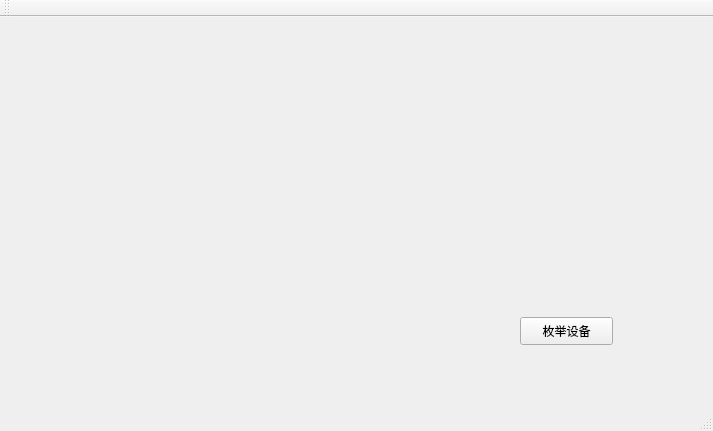
Above: mainwindow.ui from ltpjob/gemho_devConfig before the change. Below: the same form after it.
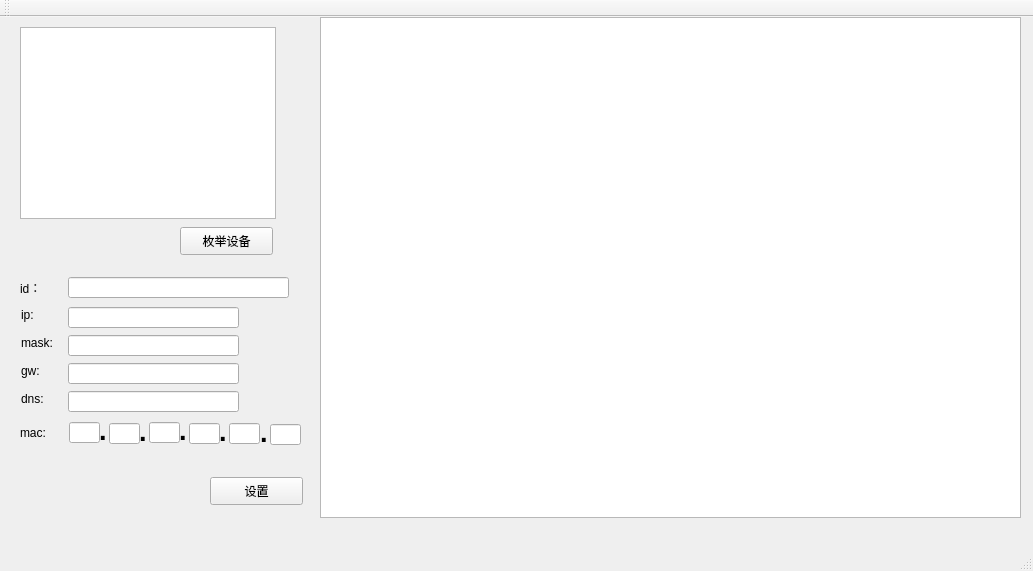
That is the form after the change. Custom widgets are drawn as their Qt base class.

```diff
--- a/mainwindow.ui
+++ b/mainwindow.ui
@@ -6,19 +6,34 @@
    <rect>
     <x>0</x>
     <y>0</y>
-    <width>713</width>
-    <height>431</height>
+    <width>1033</width>
+    <height>571</height>
    </rect>
   </property>
   <property name="windowTitle">
    <string>MainWindow</string>
   </property>
+  <property name="documentMode">
+   <bool>true</bool>
+  </property>
+  <property name="tabShape">
+   <enum>QTabWidget::Triangular</enum>
+  </property>
+  <property name="dockNestingEnabled">
+   <bool>true</bool>
+  </property>
+  <property name="dockOptions">
+   <set>QMainWindow::AllowNestedDocks|QMainWindow::AllowTabbedDocks|QMainWindow::AnimatedDocks|QMainWindow::ForceTabbedDocks|QMainWindow::GroupedDragging|QMainWindow::VerticalTabs</set>
+  </property>
+  <property name="unifiedTitleAndToolBarOnMac">
+   <bool>true</bool>
+  </property>
   <widget class="QWidget" name="centralWidget">
    <widget class="QPushButton" name="pbScan">
     <property name="geometry">
      <rect>
-      <x>520</x>
-      <y>300</y>
+      <x>180</x>
+      <y>210</y>
       <width>93</width>
       <height>28</height>
      </rect>
@@ -27,6 +42,365 @@
      <string>枚举设备</string>
     </property>
    </widget>
+   <widget class="QPushButton" name="pushButton">
+    <property name="geometry">
+     <rect>
+      <x>210</x>
+      <y>460</y>
+      <width>93</width>
+      <height>28</height>
+     </rect>
+    </property>
+    <property name="text">
+     <string>设置</string>
+    </property>
+   </widget>
+   <widget class="QListWidget" name="listWidget_device">
+    <property name="geometry">
+     <rect>
+      <x>20</x>
+      <y>10</y>
+      <width>256</width>
+      <height>192</height>
+     </rect>
+    </property>
+   </widget>
+   <widget class="QIPLineEdit" name="lineEdit_ip">
+    <property name="geometry">
+     <rect>
+      <x>68</x>
+      <y>290</y>
+      <width>171</width>
+      <height>21</height>
+     </rect>
+    </property>
+    <property name="autoFillBackground">
+     <bool>false</bool>
+    </property>
+   </widget>
+   <widget class="QIPLineEdit" name="lineEdit_mask">
+    <property name="geometry">
+     <rect>
+      <x>68</x>
+      <y>318</y>
+      <width>171</width>
+      <height>21</height>
+     </rect>
+    </property>
+   </widget>
+   <widget class="QIPLineEdit" name="lineEdit_gateway">
+    <property name="geometry">
+     <rect>
+      <x>68</x>
+      <y>346</y>
+      <width>171</width>
+      <height>21</height>
+     </rect>
+    </property>
+   </widget>
+   <widget class="QIPLineEdit" name="lineEdit_dns">
+    <property name="geometry">
+     <rect>
+      <x>68</x>
+      <y>374</y>
+      <width>171</width>
+      <height>21</height>
+     </rect>
+    </property>
+   </widget>
+   <widget class="QLabel" name="label">
+    <property name="geometry">
+     <rect>
+      <x>21</x>
+      <y>290</y>
+      <width>24</width>
+      <height>16</height>
+     </rect>
+    </property>
+    <property name="text">
+     <string>ip:</string>
+    </property>
+   </widget>
+   <widget class="QLabel" name="label_2">
+    <property name="geometry">
+     <rect>
+      <x>21</x>
+      <y>318</y>
+      <width>40</width>
+      <height>16</height>
+     </rect>
+    </property>
+    <property name="text">
+     <string>mask:</string>
+    </property>
+   </widget>
+   <widget class="QLabel" name="label_3">
+    <property name="geometry">
+     <rect>
+      <x>21</x>
+      <y>346</y>
+      <width>24</width>
+      <height>16</height>
+     </rect>
+    </property>
+    <property name="text">
+     <string>gw:</string>
+    </property>
+   </widget>
+   <widget class="QLabel" name="label_4">
+    <property name="geometry">
+     <rect>
+      <x>21</x>
+      <y>374</y>
+      <width>32</width>
+      <height>16</height>
+     </rect>
+    </property>
+    <property name="text">
+     <string>dns:</string>
+    </property>
+   </widget>
+   <widget class="QLineEdit" name="lineEdit_mac0">
+    <property name="geometry">
+     <rect>
+      <x>69</x>
+      <y>405</y>
+      <width>31</width>
+      <height>21</height>
+     </rect>
+    </property>
+    <property name="inputMask">
+     <string/>
+    </property>
+    <property name="text">
+     <string/>
+    </property>
+    <property name="maxLength">
+     <number>2</number>
+    </property>
+   </widget>
+   <widget class="QLabel" name="label_5">
+    <property name="geometry">
+     <rect>
+      <x>99</x>
+      <y>383</y>
+      <width>16</width>
+      <height>61</height>
+     </rect>
+    </property>
+    <property name="font">
+     <font>
+      <pointsize>20</pointsize>
+      <weight>75</weight>
+      <bold>true</bold>
+     </font>
+    </property>
+    <property name="text">
+     <string>.</string>
+    </property>
+   </widget>
+   <widget class="QLabel" name="label_6">
+    <property name="geometry">
+     <rect>
+      <x>139</x>
+      <y>384</y>
+      <width>16</width>
+      <height>61</height>
+     </rect>
+    </property>
+    <property name="font">
+     <font>
+      <pointsize>20</pointsize>
+      <weight>75</weight>
+      <bold>true</bold>
+     </font>
+    </property>
+    <property name="text">
+     <string>.</string>
+    </property>
+   </widget>
+   <widget class="QLineEdit" name="lineEdit_mac1">
+    <property name="geometry">
+     <rect>
+      <x>109</x>
+      <y>406</y>
+      <width>31</width>
+      <height>21</height>
+     </rect>
+    </property>
+    <property name="maxLength">
+     <number>2</number>
+    </property>
+   </widget>
+   <widget class="QLineEdit" name="lineEdit_mac3">
+    <property name="geometry">
+     <rect>
+      <x>189</x>
+      <y>406</y>
+      <width>31</width>
+      <height>21</height>
+     </rect>
+    </property>
+    <property name="maxLength">
+     <number>2</number>
+    </property>
+   </widget>
+   <widget class="QLabel" name="label_7">
+    <property name="geometry">
+     <rect>
+      <x>179</x>
+      <y>383</y>
+      <width>16</width>
+      <height>61</height>
+     </rect>
+    </property>
+    <property name="font">
+     <font>
+      <pointsize>20</pointsize>
+      <weight>75</weight>
+      <bold>true</bold>
+     </font>
+    </property>
+    <property name="text">
+     <string>.</string>
+    </property>
+   </widget>
+   <widget class="QLabel" name="label_8">
+    <property name="geometry">
+     <rect>
+      <x>219</x>
+      <y>384</y>
+      <width>16</width>
+      <height>61</height>
+     </rect>
+    </property>
+    <property name="font">
+     <font>
+      <pointsize>20</pointsize>
+      <weight>75</weight>
+      <bold>true</bold>
+     </font>
+    </property>
+    <property name="text">
+     <string>.</string>
+    </property>
+   </widget>
+   <widget class="QLineEdit" name="lineEdit_mac2">
+    <property name="geometry">
+     <rect>
+      <x>149</x>
+      <y>405</y>
+      <width>31</width>
+      <height>21</height>
+     </rect>
+    </property>
+    <property name="maxLength">
+     <number>2</number>
+    </property>
+   </widget>
+   <widget class="QLineEdit" name="lineEdit_mac4">
+    <property name="geometry">
+     <rect>
+      <x>229</x>
+      <y>406</y>
+      <width>31</width>
+      <height>21</height>
+     </rect>
+    </property>
+    <property name="maxLength">
+     <number>2</number>
+    </property>
+   </widget>
+   <widget class="QLabel" name="label_9">
+    <property name="geometry">
+     <rect>
+      <x>20</x>
+      <y>408</y>
+      <width>32</width>
+      <height>16</height>
+     </rect>
+    </property>
+    <property name="text">
+     <string>mac:</string>
+    </property>
+   </widget>
+   <widget class="QLineEdit" name="lineEdit_mac5">
+    <property name="geometry">
+     <rect>
+      <x>270</x>
+      <y>407</y>
+      <width>31</width>
+      <height>21</height>
+     </rect>
+    </property>
+    <property name="maxLength">
+     <number>2</number>
+    </property>
+   </widget>
+   <widget class="QLabel" name="label_10">
+    <property name="geometry">
+     <rect>
+      <x>260</x>
+      <y>385</y>
+      <width>16</width>
+      <height>61</height>
+     </rect>
+    </property>
+    <property name="font">
+     <font>
+      <pointsize>20</pointsize>
+      <weight>75</weight>
+      <bold>true</bold>
+     </font>
+    </property>
+    <property name="text">
+     <string>.</string>
+    </property>
+   </widget>
+   <widget class="QLabel" name="label_11">
+    <property name="geometry">
+     <rect>
+      <x>20</x>
+      <y>263</y>
+      <width>31</width>
+      <height>16</height>
+     </rect>
+    </property>
+    <property name="text">
+     <string>id：</string>
+    </property>
+   </widget>
+   <widget class="QLineEdit" name="lineEdit_id">
+    <property name="geometry">
+     <rect>
+      <x>68</x>
+      <y>260</y>
+      <width>221</width>
+      <height>21</height>
+     </rect>
+    </property>
+    <property name="readOnly">
+     <bool>true</bool>
+    </property>
+   </widget>
+   <widget class="QTextBrowser" name="textBrowser_gnss">
+    <property name="geometry">
+     <rect>
+      <x>320</x>
+      <y>0</y>
+      <width>701</width>
+      <height>501</height>
+     </rect>
+    </property>
+   </widget>
+  </widget>
+  <widget class="QToolBar" name="mainToolBar">
+   <attribute name="toolBarArea">
+    <enum>TopToolBarArea</enum>
+   </attribute>
+   <attribute name="toolBarBreak">
+    <bool>false</bool>
+   </attribute>
   </widget>
   <widget class="QMenuBar" name="menuBar">
    <property name="geometry">
@@ -38,17 +412,16 @@
     </rect>
    </property>
   </widget>
-  <widget class="QToolBar" name="mainToolBar">
-   <attribute name="toolBarArea">
-    <enum>TopToolBarArea</enum>
-   </attribute>
-   <attribute name="toolBarBreak">
-    <bool>false</bool>
-   </attribute>
-  </widget>
   <widget class="QStatusBar" name="statusBar"/>
  </widget>
  <layoutdefault spacing="6" margin="11"/>
+ <customwidgets>
+  <customwidget>
+   <class>QIPLineEdit</class>
+   <extends>QLineEdit</extends>
+   <header>qiplineedit.h</header>
+  </customwidget>
+ </customwidgets>
  <resources/>
  <connections/>
 </ui>
```
Left out of the diff: 2 changed lines with no effect on the pictures.
